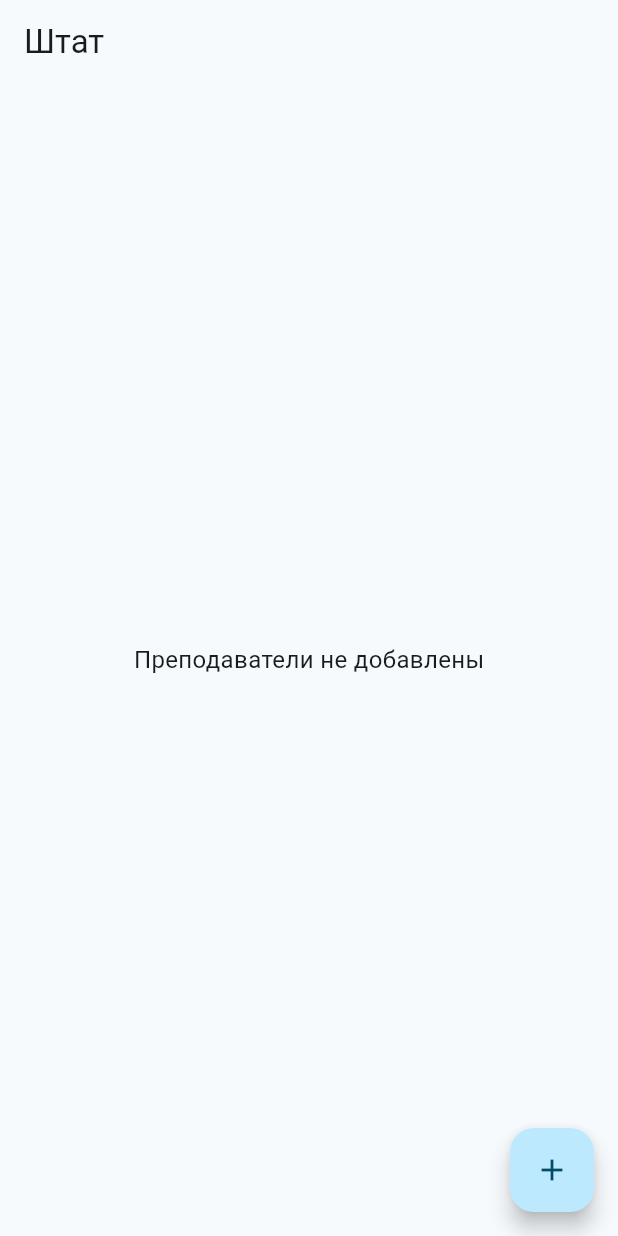
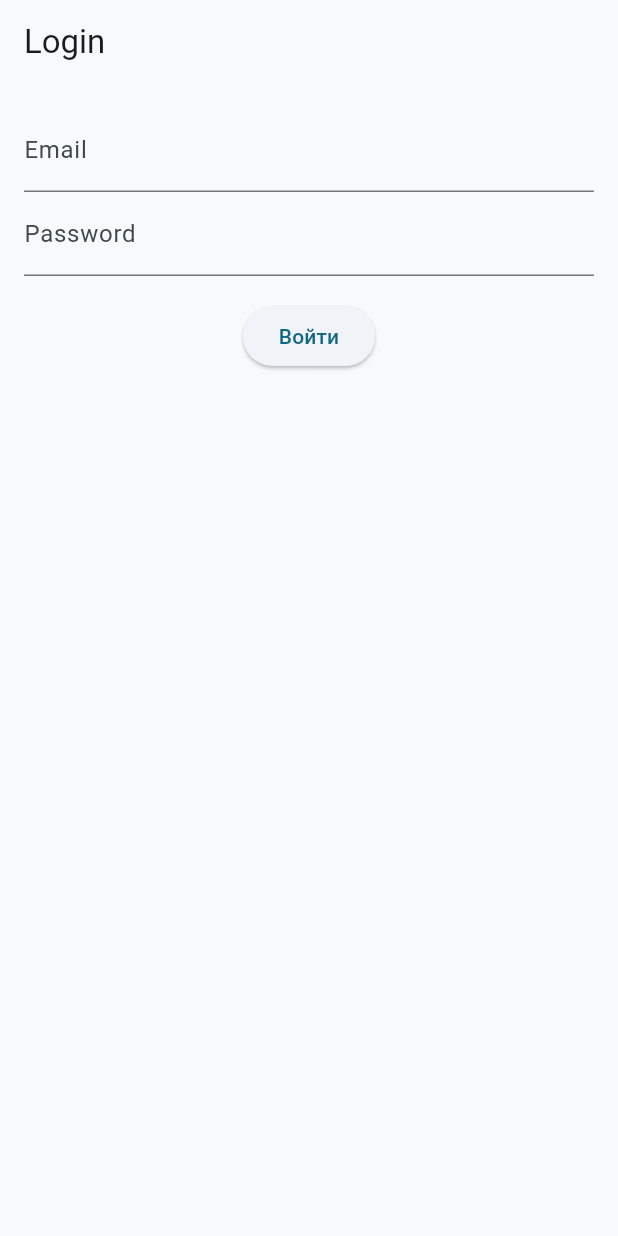
Before and after one commit to Sovetzhan/smart_sabaq, a Flutter app: the screen it shows after launch, on a phone screen of 412 x 824 dp. Run offline on Flutter 3.47's test engine with Material 3 defaults, Android fonts, the phone set to English and light mode, and no system bars; our stand-ins replace cloud_firestore, firebase_auth, firebase_core; accounts and stored records are empty.

Commit message:
огин

```diff
--- a/lib/main.dart
+++ b/lib/main.dart
@@ -1,41 +1,37 @@
 import 'package:flutter/material.dart';
 import 'package:firebase_core/firebase_core.dart';
+import 'package:smart_sabaq/screens/login/auth_gate.dart';
 
 import 'firebase_options.dart';
-import 'screens/teachers/teachers_screen.dart';
-
-// ⚠️ временно. потом будет из авторизации
-//const String schoolId = 'school_001';
 
 import 'services/lesson_plan_service.dart';
 
-import 'core/current_user.dart';
-import 'core/user_context.dart';
-import 'core/user_role.dart';
 
 Future<void> testGetLessonPlan() async {
   final result = await LessonPlanService().getByScheduleAndDate(
-    schoolId: 'school_001', // ТВОЙ schoolId
-    scheduleItemId: 'SCHEDULE_1', // ТВОЙ scheduleItemId
-    date: '2026-02-04',
+    schoolId: 'school-uuid-1',
+    scheduleItemId: 'schedule-item-uuid-1',
+    lessonDate: DateTime(2026, 2, 4),
   );
 
   if (result == null) {
-    print('LESSON PLAN NOT FOUND');
+    debugPrint('LESSON PLAN NOT FOUND');
   } else {
-    print('LESSON PLAN FOUND: ${result.topic}');
+    debugPrint('LESSON PLAN FOUND: ${result.topic}');
   }
 }
 
 void main() async {
+
   WidgetsFlutterBinding.ensureInitialized();
-  await Firebase.initializeApp(options: DefaultFirebaseOptions.currentPlatform);
-  CurrentUser.user = UserContext(
-    userId: 'teacher-uuid-1',
-    schoolId: 'school-uuid-1',
-    role: UserRole.admin, // или admin
+  await Firebase.initializeApp(
+    options: DefaultFirebaseOptions.currentPlatform,
   );
-  //await testGetLessonPlan(); // ← ВОТ ЭТО ВАЖНО
+
+
+  // ТЕСТ. МОЖНО ВКЛЮЧАТЬ И ВЫКЛЮЧАТЬ
+  // await testGetLessonPlan();
+
   runApp(const AdminApp());
 }
 
@@ -47,8 +43,13 @@ class AdminApp extends StatelessWidget {
     return MaterialApp(
       title: 'School Admin',
       debugShowCheckedModeBanner: false,
-      theme: ThemeData(useMaterial3: true, colorSchemeSeed: Colors.blueGrey),
-      home: TeachersScreen(),
+      theme: ThemeData(
+        useMaterial3: true,
+        colorSchemeSeed: Colors.blueGrey,
+      ),
+      home: const AuthGate(),
+
+
     );
   }
 }
--- /dev/null
+++ b/lib/screens/login/auth_gate.dart
@@ -0,0 +1,43 @@
+import 'package:flutter/material.dart';
+import 'package:firebase_auth/firebase_auth.dart';
+
+import '../../core/current_user.dart';
+import '../../core/user_context.dart';
+import '../../core/user_role.dart';
+import '../teachers/teachers_screen.dart';
+import 'login_screen.dart';
+
+class AuthGate extends StatelessWidget {
+  const AuthGate({super.key});
+
+  @override
+  Widget build(BuildContext context) {
+    return StreamBuilder<User?>(
+      stream: FirebaseAuth.instance.authStateChanges(),
+      builder: (context, snapshot) {
+        if (snapshot.connectionState == ConnectionState.waiting) {
+          return const Scaffold(
+            body: Center(child: CircularProgressIndicator()),
+          );
+        }
+
+        if (snapshot.hasData) {
+          final firebaseUser = snapshot.data!;
+
+          // ⚠️ ВРЕМЕННО. ТОЛЬКО ЧТОБЫ ПРИЛОЖЕНИЕ ЖИЛО
+          CurrentUser.user = UserContext(
+            userId: firebaseUser.uid,
+            schoolId: 'school_001', // ← тот самый ID школы
+            role: UserRole.admin,   // ← пока жёстко
+          );
+
+          return TeachersScreen();
+        }
+
+
+        // НЕ ЗАЛОГИНЕН
+        return LoginScreen();
+      },
+    );
+  }
+}
--- /dev/null
+++ b/lib/screens/login/login_screen.dart
@@ -0,0 +1,49 @@
+import 'package:flutter/material.dart';
+import 'package:firebase_auth/firebase_auth.dart';
+
+class LoginScreen extends StatelessWidget {
+  LoginScreen({super.key});
+
+  final emailCtrl = TextEditingController();
+  final passCtrl = TextEditingController();
+
+  Future<void> login(BuildContext context) async {
+    try {
+      final cred = await FirebaseAuth.instance
+          .signInWithEmailAndPassword(
+        email: emailCtrl.text.trim(),
+        password: passCtrl.text.trim(),
+      );
+
+      debugPrint('LOGGED IN UID: ${cred.user?.uid}');
+    } catch (e) {
+      debugPrint('LOGIN ERROR: $e');
+
+      ScaffoldMessenger.of(context).showSnackBar(
+        SnackBar(content: Text(e.toString())),
+      );
+    }
+  }
+
+
+  @override
+  Widget build(BuildContext context) {
+    return Scaffold(
+      appBar: AppBar(title: const Text('Login')),
+      body: Padding(
+        padding: const EdgeInsets.all(16),
+        child: Column(
+          children: [
+            TextField(controller: emailCtrl, decoration: const InputDecoration(labelText: 'Email')),
+            TextField(controller: passCtrl, decoration: const InputDecoration(labelText: 'Password'), obscureText: true),
+            const SizedBox(height: 16),
+            ElevatedButton(
+              onPressed: () => login(context),
+              child: const Text('Войти'),
+            ),
+          ],
+        ),
+      ),
+    );
+  }
+}
```
Also changed, not shown: lib/models/lesson_plan_model.dart (+10 -6 lines), lib/screens/admin/admin_schedule_screen.dart (added, +65 -0 lines), lib/services/lesson_plan_service.dart (+28 -8 lines), lib/services/schedule_service.dart (+32 -15 lines), firebase.json (deleted), 1 other file.
